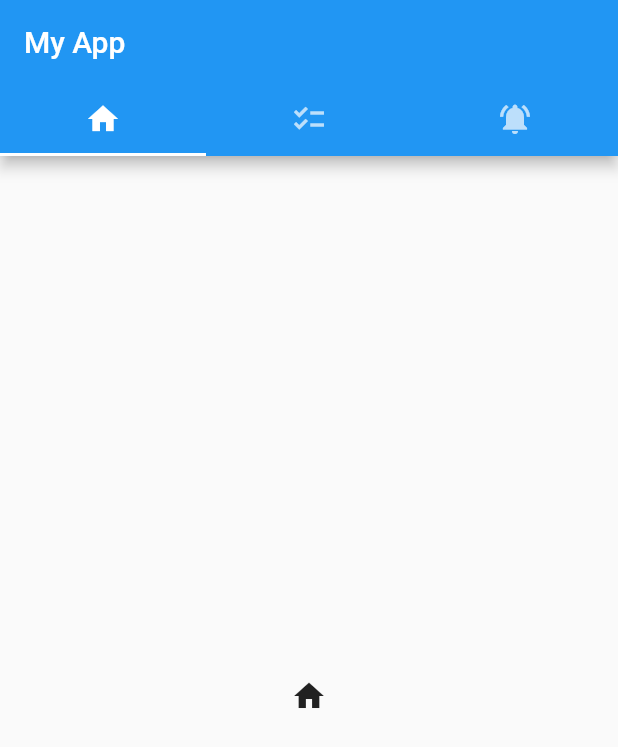
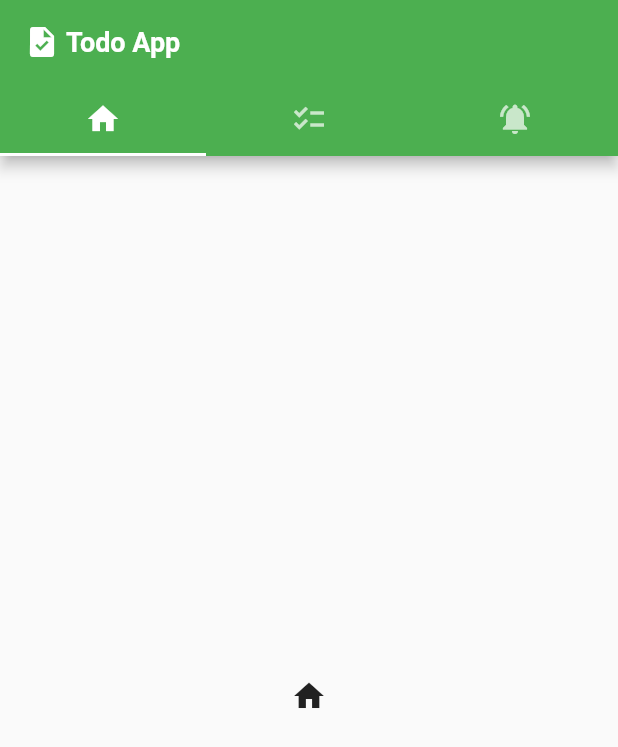
Before and after one commit to dequilla3/todo_app, a Flutter app: the screen it shows after launch, on a phone screen of 412 x 824 dp. Shown: the top 747 px of the screen. Run offline on Flutter 3.47's test engine with Material 2 defaults, Android fonts, the phone set to English and light mode, and no system bars.

Commit message:
feat: added theme

```diff
--- a/lib/main.dart
+++ b/lib/main.dart
@@ -1,6 +1,8 @@
 import 'package:flutter/material.dart';
 import 'package:todo_app/widgets/todolist.dart';
 import 'package:todo_app/widgets/home_card.dart';
+import 'package:todo_app/theme/theme.dart';
+import 'style.dart';
 
 void main() => runApp(const App());
 
@@ -10,6 +12,7 @@ class App extends StatelessWidget {
   @override
   Widget build(BuildContext context) {
     return MaterialApp(
+      theme: MyThemes.greenTheme,
       home: DefaultTabController(
         length: 3,
         child: Scaffold(
@@ -21,8 +24,15 @@ class App extends StatelessWidget {
                   Tab(icon: Icon(Icons.notifications_on)),
                 ],
               ),
-            title: const Text('My App'),
-          ),
+              title: const Row(
+                children: [
+                  Icon(Icons.task),
+                  Text(
+                    ' Todo App',
+                    style: tabBarText,
+                  )
+                ],
+              )),
           body: const TabBarView(
             children: [Tab(icon: Icon(Icons.home)), TodoList(), HomeCard()],
           ),
--- /dev/null
+++ b/lib/style.dart
@@ -0,0 +1,7 @@
+import 'package:flutter/material.dart';
+
+const tabBarText = TextStyle(
+  fontSize: 18,
+  fontWeight: FontWeight.bold,
+  color: Colors.white,
+);
--- /dev/null
+++ b/lib/theme/theme.dart
@@ -0,0 +1,7 @@
+import 'package:flutter/material.dart';
+
+class MyThemes {
+  static final ThemeData greenTheme = ThemeData(
+    colorScheme: ColorScheme.fromSwatch(primarySwatch: Colors.green),
+  );
+}
```
Also changed, not shown: pubspec.yaml (line endings or trailing spaces). Lines whose indentation alone changed are shown as unchanged.
